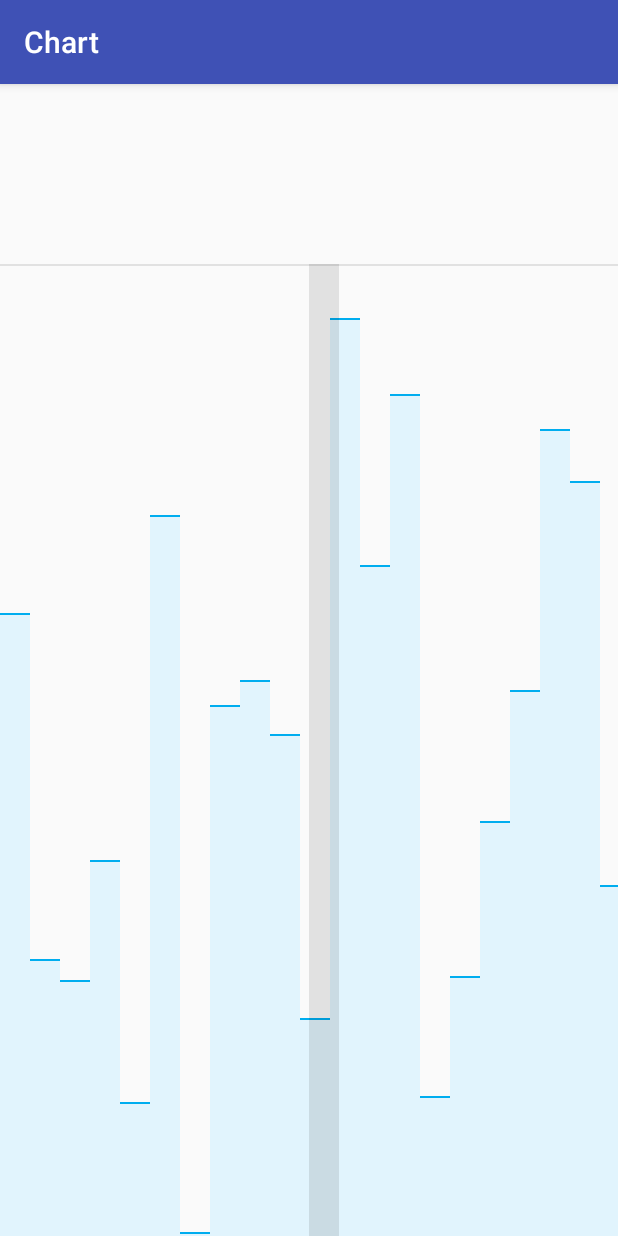
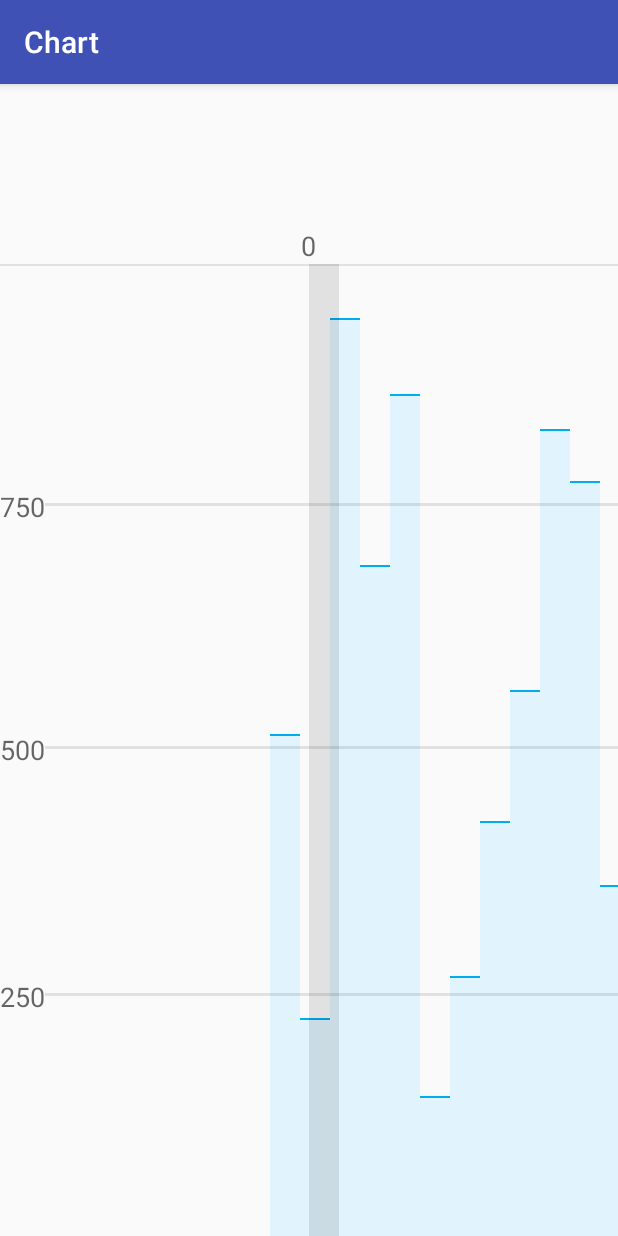
Before and after one commit to AlexanderZhilyaev/Chart, an Android app: the screen it shows after launch (MainActivity), on a phone screen of 412 x 824 dp. Run offline under Robolectric (Android 15) with nearby library versions, the phone set to English and light mode, and no system bars.

Commit message:
2-ой этап

```diff
--- a/app/src/main/java/com/example/user_pc/chart/Chart.java
+++ b/app/src/main/java/com/example/user_pc/chart/Chart.java
@@ -20,8 +20,8 @@ public class Chart {
     public static ArrayList<Chart> createChartList(int numColumn, int maxValue){
         ArrayList<Chart> charts = new ArrayList<Chart>();
         Random random = new Random();
-        for(int i = 0; i < numColumn; i++){
-            charts.add(new Chart(random.nextInt(maxValue)));
+        for(int i = 0; i < numColumn + 8; i++){
+            charts.add(new Chart(random.nextInt(maxValue + 1)));
         }
         return charts;
     }
--- a/app/src/main/java/com/example/user_pc/chart/ChartsAdapter.java
+++ b/app/src/main/java/com/example/user_pc/chart/ChartsAdapter.java
@@ -48,8 +48,14 @@ public class ChartsAdapter extends RecyclerView.Adapter<ChartsAdapter.ViewHolder
 
         View mView = holder.mViewColumnWhite;
 
+        if(position <= 8){
+            mView.setLayoutParams(new LinearLayout.LayoutParams(RecyclerView.LayoutParams.WRAP_CONTENT,
+                    RecyclerView.LayoutParams.WRAP_CONTENT, 0));
+            mView.setClickable(false);
+        }else{
         mView.setLayoutParams(new LinearLayout.LayoutParams(RecyclerView.LayoutParams.WRAP_CONTENT,
                 RecyclerView.LayoutParams.WRAP_CONTENT, chart.getValue()));
+        }
     }
 
     @Override
--- a/app/src/main/java/com/example/user_pc/chart/MainActivity.java
+++ b/app/src/main/java/com/example/user_pc/chart/MainActivity.java
@@ -14,6 +14,7 @@ import android.util.TypedValue;
 import android.view.GestureDetector;
 import android.view.MotionEvent;
 import android.view.View;
+import android.widget.LinearLayout;
 import android.widget.TextView;
 
 import org.w3c.dom.Text;
@@ -24,16 +25,20 @@ public class MainActivity extends AppCompatActivity {
     public static TextView mTextView;
     public static RecyclerView rvCharts;
     public static View minfo;
+    public View greyColumn;
     ArrayList<Chart> charts;
-    private final static int MAX_RANDOM_VALUE = 1001;
+    private final static int MAX_RANDOM_VALUE = 1000;
     private final static int COLUMN = 20000;
+    private final static int COLUMN_WIDTH = 20;
 
     @Override
     protected void onCreate(Bundle savedInstanceState) {
         super.onCreate(savedInstanceState);
         setContentView(R.layout.activity_charts);
         rvCharts = (RecyclerView) findViewById(R.id.rvCharts);
-        minfo = (View) findViewById(R.id.infoView);
+        minfo = findViewById(R.id.infoView);
+        greyColumn = findViewById(R.id.columnGrey);
+
 
         rvCharts.setHasFixedSize(true);
 
@@ -44,111 +49,96 @@ public class MainActivity extends AppCompatActivity {
         ChartsAdapter adapter = new ChartsAdapter(this, charts);
 
 
-//        rvCharts.addOnItemTouchListener((new RecyclerItemClickListener(this, new RecyclerItemClickListener.OnItemClickListener() {
-//            @Override
-//            public void onItemClick(View view, int position) {
-//                Log.e("CLICK", position + "");
-//                rvCharts.smoothScrollToPosition(position);
-//            }
-//        })));
+        rvCharts.setAdapter(adapter);
+        rvCharts.setLayoutManager(new LinearLayoutManager(this, LinearLayoutManager.HORIZONTAL, false));
+        rvCharts.canScrollHorizontally(0);
 
 
+        scrollingChart();
+        clickOfColumn();
+
+    }
+
+    public void scrollingChart() {
         rvCharts.addOnScrollListener(new RecyclerView.OnScrollListener() {
-            @Override
-            public void onScrolled(RecyclerView recyclerView, int dx, int dy) {
-                super.onScrolled(recyclerView, dx, dy);
+            public void onScrollStateChanged(RecyclerView recyclerView, int newState) {
                 int visibleItem = 0;
-                Log.e("dx = " , dx + "");
-                if(dx == 0){
-                    Log.e("dx= ", dx + "");
-                    visibleItem = ((LinearLayoutManager) rvCharts.getLayoutManager()).findLastVisibleItemPosition();
+                if (newState == 0) {
+
+                    float a = recyclerView.getLayoutManager().
+                            findViewByPosition(((LinearLayoutManager) rvCharts.getLayoutManager()).
+                                    findFirstVisibleItemPosition()).
+                            getX();
+
+                    if (a <= -COLUMN_WIDTH || a == 0) {
+                        visibleItem = getLastVisibliPosition();
+                    } else {
+                        visibleItem = getFirstVisbliPosition();
+                    }
+                   // int centrPos = 1 + (((LinearLayoutManager) rvCharts.getLayoutManager()).findLastVisibleItemPosition() -
+//                            ((LinearLayoutManager) rvCharts.getLayoutManager()).findFirstVisibleItemPosition()) / 2;
+
+
+                    rvCharts.smoothScrollToPosition(visibleItem);
+
+
+                    //Chart chart = charts.get(((LinearLayoutManager) rvCharts.getLayoutManager()).findFirstVisibleItemPosition() + centrPos);
+                    Chart chart = charts.get(getNextMidPositionVisible());
+                    mTextView.setText(String.valueOf(chart.getValue()));
                 }
-                if (dx >= 1) {
-                    visibleItem = ((LinearLayoutManager) rvCharts.getLayoutManager()).findLastVisibleItemPosition();
-                } else {
-                    visibleItem = ((LinearLayoutManager) rvCharts.getLayoutManager()).findFirstVisibleItemPosition();
-                }
-                int centrPos = 1 + (((LinearLayoutManager) rvCharts.getLayoutManager()).findLastVisibleItemPosition() -
-                        ((LinearLayoutManager) rvCharts.getLayoutManager()).findFirstVisibleItemPosition()) / 2;
-
-                Chart chart = charts.get(((LinearLayoutManager) rvCharts.getLayoutManager()).findFirstVisibleItemPosition() + centrPos);
-                mTextView.setText(String.valueOf(chart.getValue()));
-                rvCharts.smoothScrollToPosition(visibleItem);
             }
         });
+    }
 
-
+    public void clickOfColumn() {
         rvCharts.addOnItemTouchListener(new RecyclerItemClickListener(rvCharts.getContext(), rvCharts, new RecyclerItemClickListener.OnItemClickListener() {
                     @Override
                     public void onItemClick(View view, int position) {
-                        // do whatever
                         Chart chart = charts.get(position);
-                        mTextView.setText(String.valueOf(chart.getValue()));
-                        rvCharts.getChildCount();
-                        int firstPosition = ((LinearLayoutManager) rvCharts.getLayoutManager()).findFirstVisibleItemPosition();
-                        int lastPosition = ((LinearLayoutManager) rvCharts.getLayoutManager()).findLastVisibleItemPosition();
-                        int centrPosition = 1 + (lastPosition - firstPosition) / 2;
-                        int centrChart = centrPosition + ((LinearLayoutManager) rvCharts.getLayoutManager()).findFirstVisibleItemPosition();
-                        int result = position - centrChart;
-
-                        if (centrChart > position) {
-                            int nextPosition = firstPosition + result;
-                            rvCharts.smoothScrollToPosition(nextPosition);
-                        } else {
-                            int nextPosition = firstPosition + result;
-                            rvCharts.smoothScrollToPosition(nextPosition);
-                        }
+                        //int lastPosition = ((LinearLayoutManager) rvCharts.getLayoutManager()).findLastVisibleItemPosition();
+                        //int centrPosition = 1 + (getLastVisibliPosition() - getFirstVisbliPosition()) / 2;
+                        //getMidPositionVisible();
+                        //int centrChart = centrPosition + ((LinearLayoutManager) rvCharts.getLayoutManager()).findFirstVisibleItemPosition();
 
 
+                        int shift = position - getNextMidPositionVisible();
+
+
+                        if (position > getMidPositionVisible() - 1) {
+                            mTextView.setText(String.valueOf(chart.getValue()));
+
+                            if (getNextMidPositionVisible() > position) {
+                                int nextPosition = getFirstVisbliPosition() + shift;
+                                rvCharts.smoothScrollToPosition(nextPosition);
+                            }
+                            else {
+                                int nextPosition = getLastVisibliPosition() + shift;
+                                rvCharts.smoothScrollToPosition(nextPosition);
+                            }
+                        }
                     }
 
                     @Override
                     public void onLongItemClick(View view, int position) {
-                        // do whatever
                     }
                 })
         );
-
-        rvCharts.setAdapter(adapter);
-        rvCharts.setLayoutManager(new LinearLayoutManager(this, LinearLayoutManager.HORIZONTAL, false));
-
     }
 
-//    public static class RecyclerItemClickListener implements RecyclerView.OnItemTouchListener {
-//        private OnItemClickListener mListener;
-//
-//        public interface OnItemClickListener {
-//            void onItemClick(View view, int position);
-//        }
-//
-//        GestureDetector mGestureDetector;
-//
-//        public RecyclerItemClickListener(Context context, OnItemClickListener listener) {
-//            mListener = listener;
-//            mGestureDetector = new GestureDetector(context, new GestureDetector.SimpleOnGestureListener() {
-//                @Override
-//                public boolean onSingleTapUp(MotionEvent e) {
-//                    return true;
-//                }
-//            });
-//        }
-//
-//        @Override
-//        public boolean onInterceptTouchEvent(RecyclerView view, MotionEvent e) {
-//            View childView = view.findChildViewUnder(e.getX(), e.getY());
-//            if (childView != null && mListener != null && mGestureDetector.onTouchEvent(e)) {
-//                mListener.onItemClick(childView, view.getChildAdapterPosition(childView));
-//            }
-//            return false;
-//        }
-//
-//        @Override
-//        public void onTouchEvent(RecyclerView view, MotionEvent motionEvent) {
-//        }
-//
-//        @Override
-//        public void onRequestDisallowInterceptTouchEvent(boolean disallowIntercept) {
-//
-//        }
-//    }
+    public int getFirstVisbliPosition() {
+        return ((LinearLayoutManager) rvCharts.getLayoutManager()).findFirstVisibleItemPosition();
+    }
+
+    public int getLastVisibliPosition() {
+        return ((LinearLayoutManager) rvCharts.getLayoutManager()).findLastVisibleItemPosition();
+    }
+
+    public int getMidPositionVisible() {
+        return 1 + (getLastVisibliPosition() - getFirstVisbliPosition()) / 2;
+    }
+
+    public int getNextMidPositionVisible() {
+        return getMidPositionVisible() + getFirstVisbliPosition();
+    }
+
 }
--- a/app/src/main/java/com/example/user_pc/chart/RecyclerItemClickListener.java
+++ b/app/src/main/java/com/example/user_pc/chart/RecyclerItemClickListener.java
@@ -2,8 +2,6 @@ package com.example.user_pc.chart;
 
 import android.annotation.TargetApi;
 import android.content.Context;
-import android.graphics.Color;
-import android.os.Build;
 import android.support.v7.widget.RecyclerView;
 import android.view.GestureDetector;
 import android.view.MotionEvent;
@@ -43,10 +41,8 @@ public class RecyclerItemClickListener implements RecyclerView.OnItemTouchListen
         });
     }
 
-    @TargetApi(Build.VERSION_CODES.JELLY_BEAN)
     @Override public boolean onInterceptTouchEvent(RecyclerView view, MotionEvent e) {
         View childView = view.findChildViewUnder(e.getX(), e.getY());
-        //int a = view.getChildCount();//видимые элементы
         if (childView != null && mListener != null && mGestureDetector.onTouchEvent(e)) {
             mListener.onItemClick(childView,view.getChildAdapterPosition(childView));
             return true;
--- a/app/src/main/res/layout/activity_charts.xml
+++ b/app/src/main/res/layout/activity_charts.xml
@@ -13,7 +13,8 @@
         android:id="@+id/rvCharts"
         android:layout_width="match_parent"
         android:layout_height="match_parent"
-        android:layout_below="@+id/infoView">
+        android:layout_below="@+id/infoView"
+        >
     </android.support.v7.widget.RecyclerView>
 
 
@@ -24,12 +25,19 @@
         android:gravity="center">
 
         <View
-            android:layout_marginLeft="20dp"
             android:id="@+id/columnGrey"
             android:layout_width="20dp"
             android:layout_height="match_parent"
+            android:layout_marginLeft="20dp"
             android:background="#1a000000"/>
     </LinearLayout>
+
+
+    <include layout="@layout/item_up_line"/>
+    <include layout="@layout/item_line_midle"/>
+    <include layout="@layout/item_line_down"/>
+
+
 
     <View
         android:layout_width="match_parent"
@@ -38,12 +46,13 @@
         android:background="#1a000000"/>
 
     <TextView
+        android:id="@+id/textView"
         android:layout_width="wrap_content"
         android:layout_height="wrap_content"
-        android:textAppearance="?android:attr/textAppearanceMedium"
-        android:id="@+id/textView"
         android:layout_alignBottom="@+id/infoView"
-        android:layout_centerHorizontal="true"/>
+        android:layout_centerHorizontal="true"
+        android:text="0"
+        android:textAppearance="?android:attr/textAppearanceMedium"/>
 
 
 </RelativeLayout>
--- a/app/src/main/res/layout/item_column.xml
+++ b/app/src/main/res/layout/item_column.xml
@@ -1,6 +1,7 @@
 <?xml version="1.0" encoding="utf-8"?>
 <LinearLayout xmlns:android="http://schemas.android.com/apk/res/android"
               android:layout_width="20dp"
+              android:id="@+id/linerLayotItemColumn"
               android:orientation="vertical"
               android:layout_height="match_parent"
               android:weightSum="1000">
--- /dev/null
+++ b/app/src/main/res/layout/item_line_down.xml
@@ -0,0 +1,41 @@
+<?xml version="1.0" encoding="utf-8"?>
+<LinearLayout
+    xmlns:android="http://schemas.android.com/apk/res/android"
+    android:layout_width="match_parent"
+    android:layout_height="match_parent"
+    android:layout_below="@+id/infoView"
+    android:orientation="vertical"
+    android:weightSum="1000"
+    >
+
+    <View
+        android:layout_width="match_parent"
+        android:layout_height="20dp"
+        android:layout_weight="750"
+        />
+
+    <LinearLayout
+        android:layout_width="match_parent"
+        android:layout_height="20dp"
+        android:orientation="horizontal"
+        android:weightSum="1">
+
+        <TextView
+            android:id="@+id/textView2"
+            android:layout_width="wrap_content"
+            android:layout_height="wrap_content"
+            android:text="250"
+            android:textAppearance="?android:attr/textAppearanceMedium"
+            />
+
+        <View
+            android:layout_width="match_parent"
+            android:layout_height="2dp"
+            android:layout_marginTop="10dp"
+            android:layout_toRightOf="@+id/textView2"
+            android:background="#1a000000"/>
+
+    </LinearLayout>
+
+
+</LinearLayout>
--- /dev/null
+++ b/app/src/main/res/layout/item_line_midle.xml
@@ -0,0 +1,41 @@
+<?xml version="1.0" encoding="utf-8"?>
+<LinearLayout
+    xmlns:android="http://schemas.android.com/apk/res/android"
+    android:layout_width="match_parent"
+    android:layout_height="match_parent"
+    android:layout_below="@+id/infoView"
+    android:orientation="vertical"
+    android:weightSum="1000"
+    >
+
+    <View
+        android:layout_width="match_parent"
+        android:layout_height="match_parent"
+        android:layout_weight="520"
+        />
+
+    <LinearLayout
+        android:layout_width="match_parent"
+        android:layout_height="match_parent"
+        android:orientation="horizontal"
+        >
+
+        <TextView
+            android:id="@+id/textView2"
+            android:layout_width="wrap_content"
+            android:layout_height="wrap_content"
+            android:text="500"
+            android:textAppearance="?android:attr/textAppearanceMedium"
+            />
+
+        <View
+            android:layout_width="match_parent"
+            android:layout_height="2dp"
+            android:layout_marginTop="10dp"
+            android:layout_toRightOf="@+id/textView2"
+            android:background="#1a000000"/>
+
+    </LinearLayout>
+
+
+</LinearLayout>
--- /dev/null
+++ b/app/src/main/res/layout/item_up_line.xml
@@ -0,0 +1,42 @@
+<?xml version="1.0" encoding="utf-8"?>
+<LinearLayout
+    xmlns:android="http://schemas.android.com/apk/res/android"
+    android:layout_width="match_parent"
+    android:layout_height="match_parent"
+    android:layout_below="@+id/infoView"
+    android:orientation="vertical"
+    android:weightSum="1000"
+    >
+
+    <View
+        android:layout_width="match_parent"
+        android:layout_height="match_parent"
+        android:layout_weight="770"
+        />
+
+    <LinearLayout
+        android:layout_width="match_parent"
+        android:layout_height="match_parent"
+        android:orientation="horizontal"
+
+        >
+
+        <TextView
+            android:id="@+id/textView2"
+            android:layout_width="wrap_content"
+            android:layout_height="wrap_content"
+            android:text="750"
+            android:textAppearance="?android:attr/textAppearanceMedium"
+            />
+
+        <View
+            android:layout_width="match_parent"
+            android:layout_height="2dp"
+            android:layout_marginTop="10dp"
+            android:layout_toRightOf="@+id/textView2"
+            android:background="#1a000000"/>
+
+    </LinearLayout>
+
+
+</LinearLayout>
```
